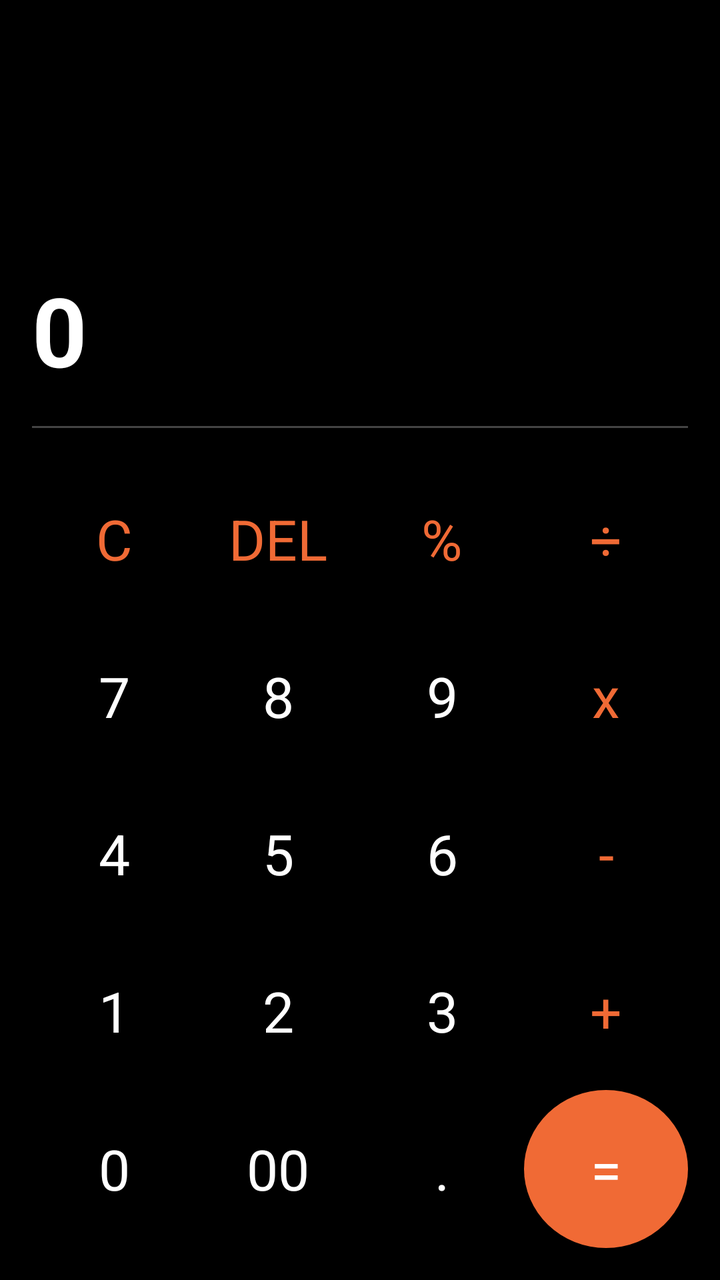
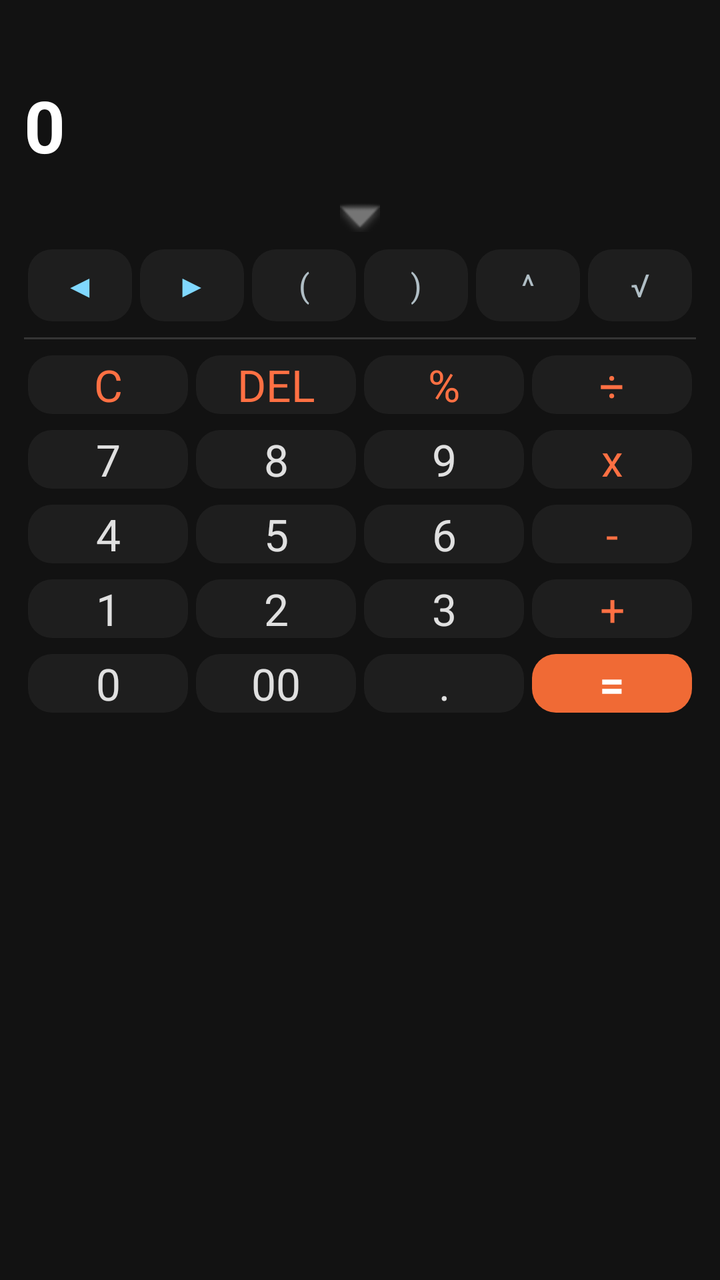

The first picture is an Android layout as it rendered before a commit; the second is the same layout after the commit. The layout source and the unified diff follow.
<!-- AndroidManifest.xml: application theme Theme.LiteReader -->
<!-- res/layout/page_calculator.xml -->
<?xml version="1.0" encoding="utf-8"?>
<LinearLayout xmlns:android="http://schemas.android.com/apk/res/android"
    android:layout_width="match_parent"
    android:layout_height="match_parent"
    android:background="#000000"
    android:orientation="vertical"
    android:padding="16dp">

    <LinearLayout
        android:layout_width="match_parent"
        android:layout_height="0dp"
        android:layout_weight="1"
        android:gravity="bottom|end"
        android:orientation="vertical"
        android:paddingBottom="16dp">

        <HorizontalScrollView
            android:layout_width="match_parent"
            android:layout_height="wrap_content"
            android:fillViewport="true">

            <TextView
                android:id="@+id/tv_expression"
                android:layout_width="wrap_content"
                android:layout_height="wrap_content"
                android:layout_gravity="end"
                android:textColor="#AAAAAA"
                android:textSize="28sp"
                android:lines="1"
                android:singleLine="true" />
        </HorizontalScrollView>

        <HorizontalScrollView
            android:layout_width="match_parent"
            android:layout_height="wrap_content"
            android:layout_marginTop="4dp"
            android:fillViewport="true">

            <TextView
                android:id="@+id/tv_result"
                android:layout_width="wrap_content"
                android:layout_height="wrap_content"
                android:layout_gravity="end"
                android:text="0"
                android:textColor="#FFFFFF"
                android:textSize="48sp"
                android:textStyle="bold"
                android:lines="1"
                android:singleLine="true" />
        </HorizontalScrollView>
    </LinearLayout>

    <View
        android:layout_width="match_parent"
        android:layout_height="1dp"
        android:layout_marginBottom="16dp"
        android:background="#444444" />

    <TableLayout android:id="@+id/tableLayout"
        android:layout_width="match_parent"
        android:layout_height="0dp"
        android:layout_weight="2"
        android:stretchColumns="*">

        <TableRow android:layout_weight="1" android:layout_width="match_parent">
            <TextView android:text="C" style="@style/CalcBtn" android:textColor="#F06A35"/>
            <TextView android:text="DEL" style="@style/CalcBtn" android:textColor="#F06A35"/>
            <TextView android:text="%" style="@style/CalcBtn" android:textColor="#F06A35"/>
            <TextView android:text="÷" style="@style/CalcBtn" android:textColor="#F06A35"/>
        </TableRow>
        <TableRow android:layout_weight="1" android:layout_width="match_parent">
            <TextView android:text="7" style="@style/CalcBtn"/>
            <TextView android:text="8" style="@style/CalcBtn"/>
            <TextView android:text="9" style="@style/CalcBtn"/>
            <TextView android:text="x" style="@style/CalcBtn" android:textColor="#F06A35"/>
        </TableRow>
        <TableRow android:layout_weight="1" android:layout_width="match_parent">
            <TextView android:text="4" style="@style/CalcBtn"/>
            <TextView android:text="5" style="@style/CalcBtn"/>
            <TextView android:text="6" style="@style/CalcBtn"/>
            <TextView android:text="-" style="@style/CalcBtn" android:textColor="#F06A35"/>
        </TableRow>
        <TableRow android:layout_weight="1" android:layout_width="match_parent">
            <TextView android:text="1" style="@style/CalcBtn"/>
            <TextView android:text="2" style="@style/CalcBtn"/>
            <TextView android:text="3" style="@style/CalcBtn"/>
            <TextView android:text="+" style="@style/CalcBtn" android:textColor="#F06A35"/>
        </TableRow>
        <TableRow android:layout_weight="1" android:layout_width="match_parent">
            <TextView android:text="0" style="@style/CalcBtn"/>
            <TextView android:text="00" style="@style/CalcBtn"/>
            <TextView android:text="." style="@style/CalcBtn"/>
            <TextView android:text="=" style="@style/CalcBtn" android:textColor="#FFFFFF" android:background="@drawable/calc_eq_bg"/>
        </TableRow>

    </TableLayout>

</LinearLayout>
<!-- resources referenced by this layout -->
<resources>
  <!-- drawable calc_eq_bg (drawable) -->
  <?xml version="1.0" encoding="utf-8"?>
  <shape xmlns:android="http://schemas.android.com/apk/res/android" android:shape="oval">
      <solid android:color="#F06A35"/>
  </shape>
  <style name="CalcBtn">
          <item name="android:layout_width">0dp</item>
          <item name="android:layout_height">match_parent</item>
          <item name="android:gravity">center</item>
          <item name="android:textSize">28sp</item>
          <item name="android:textColor">#FFFFFF</item>
          <item name="android:clickable">true</item>
          <item name="android:focusable">true</item>
          <item name="android:background">@drawable/bg_calc_btn</item>
      </style>
  <style name="Theme.LiteReader" parent="android:Theme.Material.Light.NoActionBar" />
  <!-- drawable bg_calc_btn (drawable) -->
  <?xml version="1.0" encoding="utf-8"?>
  <ripple xmlns:android="http://schemas.android.com/apk/res/android"
      android:color="#40FFFFFF">
      <item android:id="@android:id/mask">
          <shape android:shape="rectangle">
              <solid android:color="#FFFFFF" />
          </shape>
      </item>
  </ripple>
</resources>

<!-- the commit's change to res/layout/page_calculator.xml (unified diff, before → after) -->
@@ -1,22 +1,29 @@
 <?xml version="1.0" encoding="utf-8"?>
 <LinearLayout xmlns:android="http://schemas.android.com/apk/res/android"
     android:layout_width="match_parent"
-    android:layout_height="match_parent"
-    android:background="#000000"
+    android:layout_height="wrap_content"
+    android:background="#121212"
     android:orientation="vertical"
-    android:padding="16dp">
-
+    android:paddingStart="12dp"
+    android:paddingEnd="12dp"
+    android:paddingTop="8dp"
+    android:paddingBottom="12dp">
+
+    
     <LinearLayout
         android:layout_width="match_parent"
-        android:layout_height="0dp"
-        android:layout_weight="1"
+        android:layout_height="wrap_content"
         android:gravity="bottom|end"
         android:orientation="vertical"
-        android:paddingBottom="16dp">
-
+        android:paddingTop="4dp"
+        android:paddingBottom="8dp">
+
+        
         <HorizontalScrollView
+            android:id="@+id/scroll_expression"
             android:layout_width="match_parent"
             android:layout_height="wrap_content"
+            android:scrollbars="none"
             android:fillViewport="true">
 
             <TextView
@@ -24,16 +31,20 @@
                 android:layout_width="wrap_content"
                 android:layout_height="wrap_content"
                 android:layout_gravity="end"
-                android:textColor="#AAAAAA"
-                android:textSize="28sp"
+                android:textColor="#9E9E9E"
+                android:textSize="18sp"
+                android:fontFamily="sans-serif-light"
                 android:lines="1"
                 android:singleLine="true" />
         </HorizontalScrollView>
 
+        
         <HorizontalScrollView
+            android:id="@+id/scroll_result"
             android:layout_width="match_parent"
             android:layout_height="wrap_content"
-            android:layout_marginTop="4dp"
+            android:layout_marginTop="2dp"
+            android:scrollbars="none"
             android:fillViewport="true">
 
             <TextView
@@ -43,54 +54,151 @@
                 android:layout_gravity="end"
                 android:text="0"
                 android:textColor="#FFFFFF"
-                android:textSize="48sp"
+                android:textSize="36sp"
                 android:textStyle="bold"
+                android:fontFamily="sans-serif"
                 android:lines="1"
                 android:singleLine="true" />
         </HorizontalScrollView>
     </LinearLayout>
 
-    <View
-        android:layout_width="match_parent"
-        android:layout_height="1dp"
-        android:layout_marginBottom="16dp"
-        android:background="#444444" />
-
-    <TableLayout android:id="@+id/tableLayout"
-        android:layout_width="match_parent"
-        android:layout_height="0dp"
-        android:layout_weight="2"
+    
+    <LinearLayout
+        android:id="@+id/btn_toggle_drawer"
+        android:layout_width="match_parent"
+        android:layout_height="28dp"
+        android:gravity="center"
+        android:clickable="true"
+        android:focusable="true"
+        android:background="?android:attr/selectableItemBackground"
+        android:orientation="horizontal">
+
+        <ImageView
+            android:id="@+id/iv_drawer_arrow"
+            android:layout_width="20dp"
+            android:layout_height="20dp"
+            android:src="@android:drawable/arrow_down_float"
+            android:tint="#757575"
+            android:contentDescription="Toggle Extended Options" />
+    </LinearLayout>
+
+    
+    <LinearLayout
+        android:id="@+id/layout_extended_drawer"
+        android:layout_width="match_parent"
+        android:layout_height="wrap_content"
+        android:orientation="vertical"
+        android:visibility="visible">
+
+        <TableRow
+            android:layout_width="match_parent"
+            android:layout_height="40dp"
+            android:layout_marginBottom="4dp">
+
+            <TextView
+                android:id="@+id/btn_cursor_left"
+                style="@style/CalcBtnSmall"
+                android:text="◀"
+                android:textColor="#80D8FF" />
+
+            <TextView
+                android:id="@+id/btn_cursor_right"
+                style="@style/CalcBtnSmall"
+                android:text="▶"
+                android:textColor="#80D8FF" />
+
+            <TextView
+                android:id="@+id/btn_paren_open"
+                style="@style/CalcBtnSmall"
+                android:text="("
+                android:textColor="#B0BEC5" />
+
+            <TextView
+                android:id="@+id/btn_paren_close"
+                style="@style/CalcBtnSmall"
+                android:text=")"
+                android:textColor="#B0BEC5" />
+
+            <TextView
+                android:id="@+id/btn_power"
+                style="@style/CalcBtnSmall"
+                android:text="^"
+                android:textColor="#B0BEC5" />
+
+            <TextView
+                android:id="@+id/btn_sqrt"
+                style="@style/CalcBtnSmall"
+                android:text="√"
+                android:textColor="#B0BEC5" />
+        </TableRow>
+
+        <View
+            android:layout_width="match_parent"
+            android:layout_height="1dp"
+            android:layout_marginTop="2dp"
+            android:layout_marginBottom="6dp"
+            android:background="#26FFFFFF" />
+    </LinearLayout>
+
+    
+    <TableLayout
+        android:id="@+id/tableLayout"
+        android:layout_width="match_parent"
+        android:layout_height="wrap_content"
         android:stretchColumns="*">
 
-        <TableRow android:layout_weight="1" android:layout_width="match_parent">
-            <TextView android:text="C" style="@style/CalcBtn" android:textColor="#F06A35"/>
-            <TextView android:text="DEL" style="@style/CalcBtn" android:textColor="#F06A35"/>
-            <TextView android:text="%" style="@style/CalcBtn" android:textColor="#F06A35"/>
-            <TextView android:text="÷" style="@style/CalcBtn" android:textColor="#F06A35"/>
-        </TableRow>
-        <TableRow android:layout_weight="1" android:layout_width="match_parent">
+        <TableRow
+            android:layout_width="match_parent"
+            android:layout_height="48dp"
+            android:layout_marginBottom="4dp">
+            <TextView android:text="C" style="@style/CalcBtn" android:textColor="#FF7043"/>
+            <TextView android:text="DEL" style="@style/CalcBtn" android:textColor="#FF7043"/>
+            <TextView android:text="%" style="@style/CalcBtn" android:textColor="#FF7043"/>
+            <TextView android:text="÷" style="@style/CalcBtn" android:textColor="#FF7043"/>
+        </TableRow>
+
+        <TableRow
+            android:layout_width="match_parent"
+            android:layout_height="48dp"
+            android:layout_marginBottom="4dp">
             <TextView android:text="7" style="@style/CalcBtn"/>
             <TextView android:text="8" style="@style/CalcBtn"/>
             <TextView android:text="9" style="@style/CalcBtn"/>
-            <TextView android:text="x" style="@style/CalcBtn" android:textColor="#F06A35"/>
-        </TableRow>
-        <TableRow android:layout_weight="1" android:layout_width="match_parent">
+            <TextView android:text="x" style="@style/CalcBtn" android:textColor="#FF7043"/>
+        </TableRow>
+
+        <TableRow
+            android:layout_width="match_parent"
+            android:layout_height="48dp"
+            android:layout_marginBottom="4dp">
             <TextView android:text="4" style="@style/CalcBtn"/>
             <TextView android:text="5" style="@style/CalcBtn"/>
             <TextView android:text="6" style="@style/CalcBtn"/>
-            <TextView android:text="-" style="@style/CalcBtn" android:textColor="#F06A35"/>
-        </TableRow>
-        <TableRow android:layout_weight="1" android:layout_width="match_parent">
+            <TextView android:text="-" style="@style/CalcBtn" android:textColor="#FF7043"/>
+        </TableRow>
+
+        <TableRow
+            android:layout_width="match_parent"
+            android:layout_height="48dp"
+            android:layout_marginBottom="4dp">
             <TextView android:text="1" style="@style/CalcBtn"/>
             <TextView android:text="2" style="@style/CalcBtn"/>
             <TextView android:text="3" style="@style/CalcBtn"/>
-            <TextView android:text="+" style="@style/CalcBtn" android:textColor="#F06A35"/>
-        </TableRow>
-        <TableRow android:layout_weight="1" android:layout_width="match_parent">
+            <TextView android:text="+" style="@style/CalcBtn" android:textColor="#FF7043"/>
+        </TableRow>
+
+        <TableRow
+            android:layout_width="match_parent"
+            android:layout_height="48dp">
             <TextView android:text="0" style="@style/CalcBtn"/>
             <TextView android:text="00" style="@style/CalcBtn"/>
             <TextView android:text="." style="@style/CalcBtn"/>
-            <TextView android:text="=" style="@style/CalcBtn" android:textColor="#FFFFFF" android:background="@drawable/calc_eq_bg"/>
+            <TextView
+                android:text="="
+                style="@style/CalcBtn"
+                android:textColor="#FFFFFF"
+                android:textStyle="bold"
+                android:background="@drawable/calc_eq_bg"/>
         </TableRow>
 
     </TableLayout>
<!-- resource entries referenced after the edit -->
@@ -2,27 +2,48 @@
 <resources>
   <!-- drawable calc_eq_bg (drawable) -->
   <?xml version="1.0" encoding="utf-8"?>
-  <shape xmlns:android="http://schemas.android.com/apk/res/android" android:shape="oval">
-      <solid android:color="#F06A35"/>
-  </shape>
+  <ripple xmlns:android="http://schemas.android.com/apk/res/android"
+      android:color="#33FFFFFF">
+      <item>
+          <shape android:shape="rectangle">
+              <corners android:radius="12dp" />
+              <solid android:color="#F06A35"/>
+          </shape>
+      </item>
+  </ripple>
   <style name="CalcBtn">
           <item name="android:layout_width">0dp</item>
           <item name="android:layout_height">match_parent</item>
+          <item name="android:layout_weight">1</item>
           <item name="android:gravity">center</item>
-          <item name="android:textSize">28sp</item>
-          <item name="android:textColor">#FFFFFF</item>
+          <item name="android:textSize">22sp</item>
+          <item name="android:textColor">#E0E0E0</item>
           <item name="android:clickable">true</item>
           <item name="android:focusable">true</item>
+          <item name="android:layout_margin">2dp</item>
+          <item name="android:background">@drawable/bg_calc_btn</item>
+      </style>
+  <style name="CalcBtnSmall">
+          <item name="android:layout_width">0dp</item>
+          <item name="android:layout_height">match_parent</item>
+          <item name="android:layout_weight">1</item>
+          <item name="android:gravity">center</item>
+          <item name="android:textSize">16sp</item>
+          <item name="android:textColor">#E0E0E0</item>
+          <item name="android:clickable">true</item>
+          <item name="android:focusable">true</item>
+          <item name="android:layout_margin">2dp</item>
           <item name="android:background">@drawable/bg_calc_btn</item>
       </style>
   <style name="Theme.LiteReader" parent="android:Theme.Material.Light.NoActionBar" />
   <!-- drawable bg_calc_btn (drawable) -->
   <?xml version="1.0" encoding="utf-8"?>
   <ripple xmlns:android="http://schemas.android.com/apk/res/android"
-      android:color="#40FFFFFF">
-      <item android:id="@android:id/mask">
+      android:color="#33FFFFFF">
+      <item>
           <shape android:shape="rectangle">
-              <solid android:color="#FFFFFF" />
+              <corners android:radius="12dp" />
+              <solid android:color="#1E1E1E" />
           </shape>
       </item>
   </ripple>
